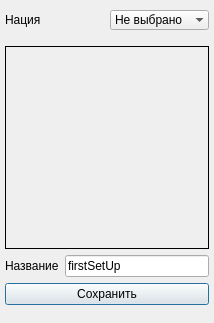
First picture: the form in test2/UI/createSetUP.ui, repository xskak228/PythonProjects, before the edit.
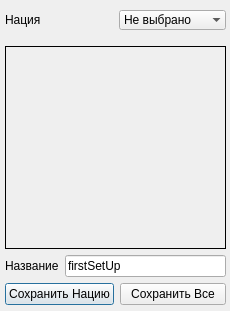
Second picture: the form after the edit.

Patch:
```diff
--- a/test2/UI/createSetUP.ui
+++ b/test2/UI/createSetUP.ui
@@ -6,8 +6,8 @@
    <rect>
     <x>0</x>
     <y>0</y>
-    <width>214</width>
-    <height>323</height>
+    <width>230</width>
+    <height>311</height>
    </rect>
   </property>
   <property name="maximumSize">
@@ -33,7 +33,7 @@
     <rect>
      <x>5</x>
      <y>0</y>
-     <width>204</width>
+     <width>221</width>
      <height>305</height>
     </rect>
    </property>
@@ -122,8 +122,8 @@
         <rect>
          <x>0</x>
          <y>0</y>
-         <width>200</width>
-         <height>196</height>
+         <width>217</width>
+         <height>194</height>
         </rect>
        </property>
        <layout class="QVBoxLayout" name="verticalLayout_5"/>
@@ -152,11 +152,22 @@
      </layout>
     </item>
     <item>
-     <widget class="QPushButton" name="btn">
-      <property name="text">
-       <string>Сохранить</string>
-      </property>
-     </widget>
+     <layout class="QHBoxLayout" name="horizontalLayout_3">
+      <item>
+       <widget class="QPushButton" name="btn_N">
+        <property name="text">
+         <string>Сохранить Нацию</string>
+        </property>
+       </widget>
+      </item>
+      <item>
+       <widget class="QPushButton" name="btn_saveAll">
+        <property name="text">
+         <string>Сохранить Все</string>
+        </property>
+       </widget>
+      </item>
+     </layout>
     </item>
    </layout>
   </widget>
```
